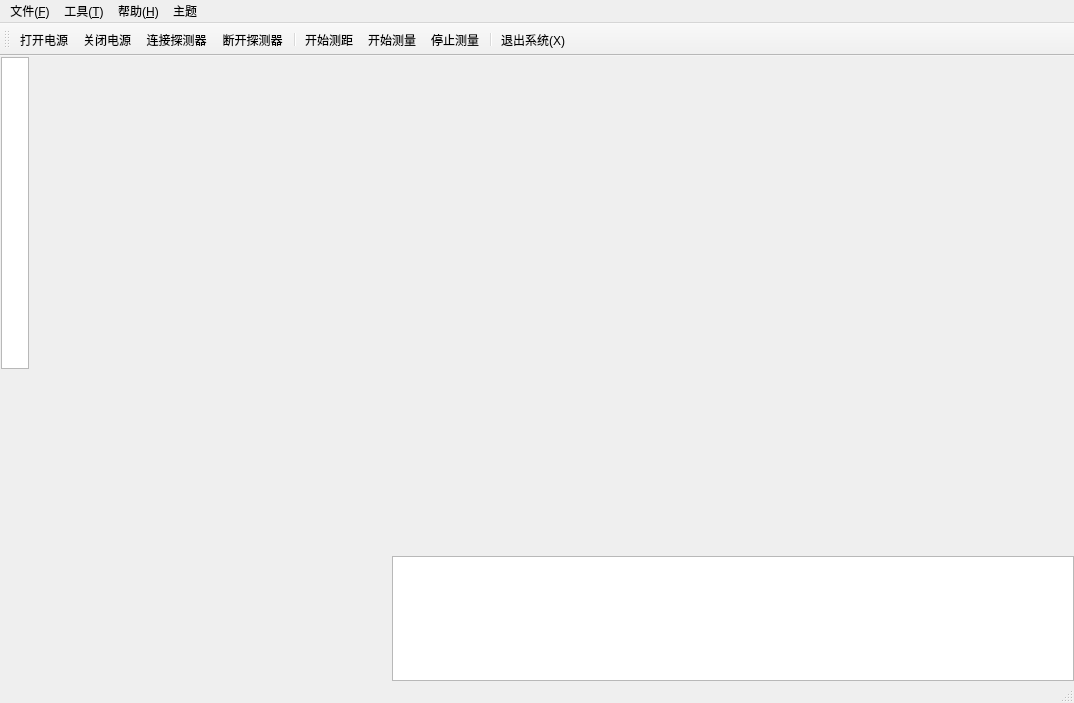
Above: mainwindow.ui from MrXiaomao/HEXRayFSS_QT before the change. Below: the same form after it.
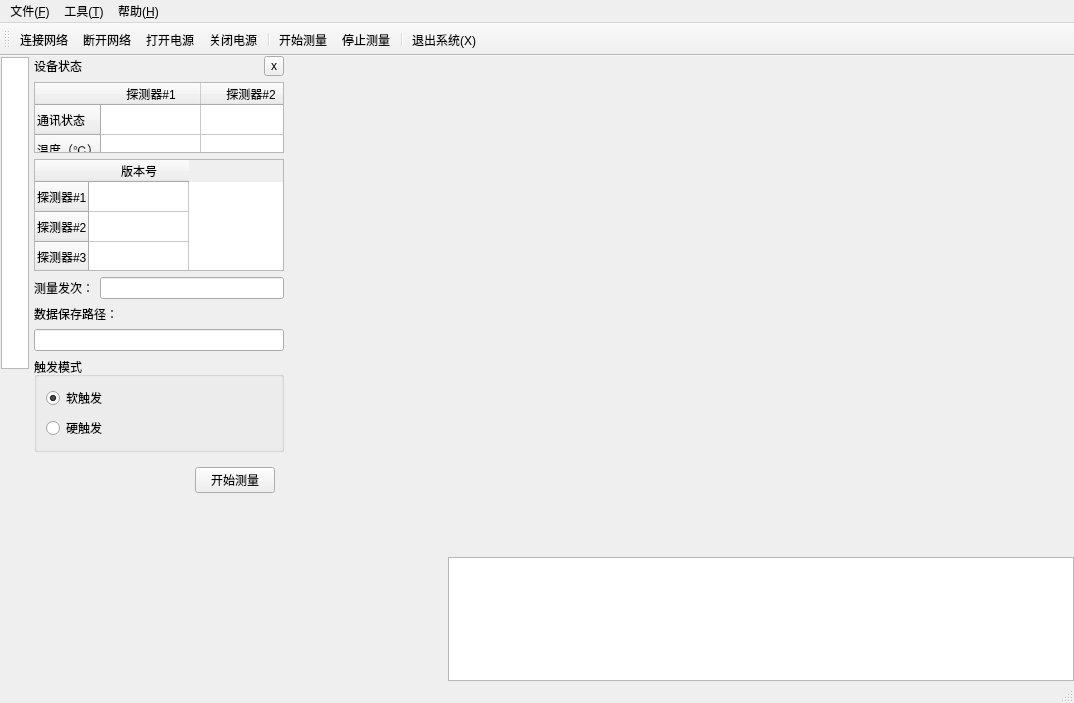
That is the form after the change. The open tabs and pages were chosen to show the change. Icons and pictures are not drawn. Custom widgets are drawn as their Qt base class.

Commit message: 1、完成了继电器状态查询和控制指令 2、下一步将探测器功能独立一个单独类来处理

```diff
--- a/mainwindow.ui
+++ b/mainwindow.ui
@@ -1,7 +1,7 @@
 <?xml version="1.0" encoding="UTF-8"?>
 <ui version="4.0">
- <class>CentralWidget</class>
- <widget class="QMainWindow" name="CentralWidget">
+ <class>MainWindow</class>
+ <widget class="QMainWindow" name="MainWindow">
   <property name="geometry">
    <rect>
     <x>0</x>
@@ -16,7 +16,7 @@
   <widget class="QWidget" name="centralwidget">
    <layout class="QHBoxLayout" name="horizontalLayout_2" stretch="1,100,100,400">
     <property name="spacing">
-     <number>2</number>
+     <number>4</number>
     </property>
     <property name="leftMargin">
      <number>0</number>
@@ -91,6 +91,12 @@
     </item>
     <item>
      <widget class="QStackedWidget" name="stackedWidget">
+      <property name="minimumSize">
+       <size>
+        <width>250</width>
+        <height>0</height>
+       </size>
+      </property>
       <property name="maximumSize">
        <size>
         <width>250</width>
@@ -121,7 +127,7 @@
            </widget>
           </item>
           <item>
-           <widget class="QToolButton" name="toolButtonClose">
+           <widget class="QToolButton" name="toolButton_closeLaserDistanceWidget">
             <property name="sizePolicy">
              <sizepolicy hsizetype="Fixed" vsizetype="Fixed">
               <horstretch>0</horstretch>
@@ -265,26 +271,350 @@
            </spacer>
           </item>
           <item>
-           <widget class="QPushButton" name="pushButton_3">
+           <widget class="QPushButton" name="pushButton_startMeasureDistance">
             <property name="text">
-             <string>开始测量</string>
+             <string>开始测距</string>
+            </property>
+            <property name="icon">
+             <iconset resource="../3rdParty/resource/resource.qrc">
+              <normaloff>:/ruler.png</normaloff>:/ruler.png</iconset>
             </property>
            </widget>
           </item>
          </layout>
         </item>
         <item>
-         <widget class="QTableWidget" name="tableWidget">
+         <widget class="QTableWidget" name="tableWidget_laser">
           <column>
            <property name="text">
             <string>距离</string>
            </property>
           </column>
+          <column>
+           <property name="text">
+            <string>信号质量</string>
+           </property>
+          </column>
          </widget>
         </item>
        </layout>
       </widget>
-      <widget class="QWidget" name="detectorStatusWidget"/>
+      <widget class="QWidget" name="detectorStatusWidget">
+       <layout class="QVBoxLayout" name="verticalLayout_5">
+        <property name="leftMargin">
+         <number>0</number>
+        </property>
+        <property name="topMargin">
+         <number>0</number>
+        </property>
+        <property name="rightMargin">
+         <number>0</number>
+        </property>
+        <property name="bottomMargin">
+         <number>0</number>
+        </property>
+        <item>
+         <layout class="QHBoxLayout" name="horizontalLayout_6">
+          <item>
+           <widget class="QLabel" name="label_4">
+            <property name="text">
+             <string>设备状态</string>
+            </property>
+           </widget>
+          </item>
+          <item>
+           <widget class="QToolButton" name="toolButton_closeDetectorStatusWidget">
+            <property name="sizePolicy">
+             <sizepolicy hsizetype="Fixed" vsizetype="Fixed">
+              <horstretch>0</horstretch>
+              <verstretch>0</verstretch>
+             </sizepolicy>
+            </property>
+            <property name="maximumSize">
+             <size>
+              <width>20</width>
+              <height>20</height>
+             </size>
+            </property>
+            <property name="text">
+             <string notr="true">x</string>
+            </property>
+           </widget>
+          </item>
+         </layout>
+        </item>
+        <item>
+         <widget class="QTableWidget" name="tableWidget_detector">
+          <property name="maximumSize">
+           <size>
+            <width>16777215</width>
+            <height>150</height>
+           </size>
+          </property>
+          <property name="verticalScrollBarPolicy">
+           <enum>Qt::ScrollBarAlwaysOff</enum>
+          </property>
+          <property name="horizontalScrollBarPolicy">
+           <enum>Qt::ScrollBarAlwaysOff</enum>
+          </property>
+          <row>
+           <property name="text">
+            <string>通讯状态</string>
+           </property>
+          </row>
+          <row>
+           <property name="text">
+            <string>温度（℃）</string>
+           </property>
+          </row>
+          <column>
+           <property name="text">
+            <string>探测器#1</string>
+           </property>
+          </column>
+          <column>
+           <property name="text">
+            <string>探测器#2</string>
+           </property>
+          </column>
+          <column>
+           <property name="text">
+            <string>探测器#3</string>
+           </property>
+          </column>
+          <item row="0" column="0">
+           <property name="text">
+            <string/>
+           </property>
+           <property name="textAlignment">
+            <set>AlignCenter</set>
+           </property>
+           <property name="flags">
+            <set>ItemIsSelectable|ItemIsDragEnabled|ItemIsDropEnabled|ItemIsUserCheckable|ItemIsEnabled</set>
+           </property>
+          </item>
+          <item row="0" column="1">
+           <property name="text">
+            <string/>
+           </property>
+           <property name="textAlignment">
+            <set>AlignCenter</set>
+           </property>
+           <property name="flags">
+            <set>ItemIsSelectable|ItemIsDragEnabled|ItemIsDropEnabled|ItemIsUserCheckable|ItemIsEnabled</set>
+           </property>
+          </item>
+          <item row="0" column="2">
+           <property name="text">
+            <string/>
+           </property>
+           <property name="textAlignment">
+            <set>AlignCenter</set>
+           </property>
+           <property name="flags">
+            <set>ItemIsSelectable|ItemIsDragEnabled|ItemIsDropEnabled|ItemIsUserCheckable|ItemIsEnabled</set>
+           </property>
+          </item>
+          <item row="1" column="0">
+           <property name="text">
+            <string/>
+           </property>
+           <property name="textAlignment">
+            <set>AlignCenter</set>
+           </property>
+           <property name="flags">
+            <set>ItemIsSelectable|ItemIsDragEnabled|ItemIsDropEnabled|ItemIsUserCheckable|ItemIsEnabled</set>
+           </property>
+          </item>
+          <item row="1" column="1">
+           <property name="text">
+            <string/>
+           </property>
+           <property name="textAlignment">
+            <set>AlignCenter</set>
+           </property>
+           <property name="flags">
+            <set>ItemIsSelectable|ItemIsDragEnabled|ItemIsDropEnabled|ItemIsUserCheckable|ItemIsEnabled</set>
+           </property>
+          </item>
+          <item row="1" column="2">
+           <property name="text">
+            <string/>
+           </property>
+           <property name="textAlignment">
+            <set>AlignCenter</set>
+           </property>
+           <property name="flags">
+            <set>ItemIsSelectable|ItemIsDragEnabled|ItemIsDropEnabled|ItemIsUserCheckable|ItemIsEnabled</set>
+           </property>
+          </item>
+         </widget>
+        </item>
+        <item>
+         <widget class="QTableWidget" name="tableWidget_detectorVersion">
+          <property name="verticalScrollBarPolicy">
+           <enum>Qt::ScrollBarAlwaysOff</enum>
+          </property>
+          <property name="horizontalScrollBarPolicy">
+           <enum>Qt::ScrollBarAlwaysOff</enum>
+          </property>
+          <property name="sizeAdjustPolicy">
+           <enum>QAbstractScrollArea::AdjustIgnored</enum>
+          </property>
+          <row>
+           <property name="text">
+            <string>探测器#1</string>
+           </property>
+          </row>
+          <row>
+           <property name="text">
+            <string>探测器#2</string>
+           </property>
+          </row>
+          <row>
+           <property name="text">
+            <string>探测器#3</string>
+           </property>
+          </row>
+          <column>
+           <property name="text">
+            <string>版本号</string>
+           </property>
+          </column>
+          <item row="0" column="0">
+           <property name="text">
+            <string/>
+           </property>
+           <property name="textAlignment">
+            <set>AlignCenter</set>
+           </property>
+           <property name="flags">
+            <set>ItemIsSelectable|ItemIsDragEnabled|ItemIsDropEnabled|ItemIsUserCheckable|ItemIsEnabled</set>
+           </property>
+          </item>
+          <item row="1" column="0">
+           <property name="text">
+            <string/>
+           </property>
+           <property name="textAlignment">
+            <set>AlignCenter</set>
+           </property>
+           <property name="flags">
+            <set>ItemIsSelectable|ItemIsDragEnabled|ItemIsDropEnabled|ItemIsUserCheckable|ItemIsEnabled</set>
+           </property>
+          </item>
+          <item row="2" column="0">
+           <property name="text">
+            <string/>
+           </property>
+           <property name="textAlignment">
+            <set>AlignCenter</set>
+           </property>
+           <property name="flags">
+            <set>ItemIsSelectable|ItemIsDragEnabled|ItemIsDropEnabled|ItemIsUserCheckable|ItemIsEnabled</set>
+           </property>
+          </item>
+         </widget>
+        </item>
+        <item>
+         <layout class="QHBoxLayout" name="horizontalLayout_7">
+          <item>
+           <widget class="QLabel" name="label_5">
+            <property name="text">
+             <string>测量发次：</string>
+            </property>
+           </widget>
+          </item>
+          <item>
+           <widget class="QLineEdit" name="lineEdit_ShotNum"/>
+          </item>
+         </layout>
+        </item>
+        <item>
+         <layout class="QVBoxLayout" name="verticalLayout_4">
+          <item>
+           <widget class="QLabel" name="label_6">
+            <property name="text">
+             <string>数据保存路径：</string>
+            </property>
+           </widget>
+          </item>
+          <item>
+           <widget class="QLineEdit" name="lineEdit_filePath"/>
+          </item>
+         </layout>
+        </item>
+        <item>
+         <widget class="QGroupBox" name="groupBox">
+          <property name="title">
+           <string>触发模式</string>
+          </property>
+          <layout class="QVBoxLayout" name="verticalLayout_3">
+           <item>
+            <widget class="QRadioButton" name="radioButton_soft">
+             <property name="text">
+              <string>软触发</string>
+             </property>
+             <property name="checked">
+              <bool>true</bool>
+             </property>
+            </widget>
+           </item>
+           <item>
+            <widget class="QRadioButton" name="radioButton_hard">
+             <property name="text">
+              <string>硬触发</string>
+             </property>
+            </widget>
+           </item>
+          </layout>
+         </widget>
+        </item>
+        <item>
+         <widget class="QWidget" name="widget" native="true">
+          <layout class="QHBoxLayout" name="horizontalLayout_8">
+           <item>
+            <spacer name="horizontalSpacer_4">
+             <property name="orientation">
+              <enum>Qt::Horizontal</enum>
+             </property>
+             <property name="sizeHint" stdset="0">
+              <size>
+               <width>148</width>
+               <height>20</height>
+              </size>
+             </property>
+            </spacer>
+           </item>
+           <item>
+            <widget class="QPushButton" name="pushButton_startMeasure">
+             <property name="text">
+              <string>开始测量</string>
+             </property>
+             <property name="icon">
+              <iconset resource="../3rdParty/resource/resource.qrc">
+               <normaloff>:/work-on.png</normaloff>:/work-on.png</iconset>
+             </property>
+            </widget>
+           </item>
+          </layout>
+         </widget>
+        </item>
+        <item>
+         <spacer name="verticalSpacer_2">
+          <property name="orientation">
+           <enum>Qt::Vertical</enum>
+          </property>
+          <property name="sizeHint" stdset="0">
+           <size>
+            <width>20</width>
+            <height>258</height>
+           </size>
+          </property>
+         </spacer>
+        </item>
+       </layout>
+      </widget>
      </widget>
     </item>
     <item>
@@ -349,19 +679,9 @@
     <addaction name="action_netCfg"/>
     <addaction name="action_cfgParam"/>
    </widget>
-   <widget class="QMenu" name="menu_2">
-    <property name="title">
-     <string>主题</string>
-    </property>
-    <addaction name="action_lightTheme"/>
-    <addaction name="action_darkTheme"/>
-    <addaction name="separator"/>
-    <addaction name="action_themeColor"/>
-   </widget>
    <addaction name="menu_F"/>
    <addaction name="menu"/>
    <addaction name="menu_H"/>
-   <addaction name="menu_2"/>
   </widget>
   <widget class="QStatusBar" name="statusbar"/>
   <widget class="QToolBar" name="toolBar">
@@ -377,12 +697,11 @@
    <attribute name="toolBarBreak">
     <bool>false</bool>
    </attribute>
+   <addaction name="action_connect"/>
+   <addaction name="action_disconnect"/>
    <addaction name="action_powerOn"/>
    <addaction name="action_powerOff"/>
-   <addaction name="action_connect"/>
-   <addaction name="action_disConnect"/>
    <addaction name="separator"/>
-   <addaction name="action_measureDistance"/>
    <addaction name="action_startMeasure"/>
    <addaction name="action_stopMeasure"/>
    <addaction name="separator"/>
@@ -390,8 +709,8 @@
   </widget>
   <action name="action_open">
    <property name="icon">
-    <iconset>
-     <normaloff>:/resource/dakaiwenjian.png</normaloff>:/resource/dakaiwenjian.png</iconset>
+    <iconset resource="../3rdParty/resource/resource.qrc">
+     <normaloff>:/dakaiwenjian.png</normaloff>:/dakaiwenjian.png</iconset>
    </property>
    <property name="text">
     <string>打开历史文件(&amp;O)...</string>
@@ -402,8 +721,8 @@
   </action>
   <action name="action_exit">
    <property name="icon">
-    <iconset>
-     <normaloff>:/resource/exit.png</normaloff>:/resource/exit.png</iconset>
+    <iconset resource="../3rdParty/resource/resource.qrc">
+     <normaloff>:/exit.png</normaloff>:/exit.png</iconset>
    </property>
    <property name="text">
     <string>退出系统(&amp;X)</string>
@@ -414,8 +733,8 @@
   </action>
   <action name="action_netCfg">
    <property name="icon">
-    <iconset>
-     <normaloff>:/resource/remote.png</normaloff>:/resource/remote.png</iconset>
+    <iconset resource="../3rdParty/resource/resource.qrc">
+     <normaloff>:/remote.png</normaloff>:/remote.png</iconset>
    </property>
    <property name="text">
     <string>网络设置(&amp;N)</string>
@@ -426,8 +745,8 @@
   </action>
   <action name="action_cfgParam">
    <property name="icon">
-    <iconset>
-     <normaloff>:/resource/shebeiguanli.png</normaloff>:/resource/shebeiguanli.png</iconset>
+    <iconset resource="../3rdParty/resource/resource.qrc">
+     <normaloff>:/canshushezhi-05.png</normaloff>:/canshushezhi-05.png</iconset>
    </property>
    <property name="text">
     <string>参数设置(&amp;P)</string>
@@ -438,8 +757,8 @@
   </action>
   <action name="action_about">
    <property name="icon">
-    <iconset>
-     <normaloff>:/resource/about.png</normaloff>:/resource/about.png</iconset>
+    <iconset resource="../3rdParty/resource/resource.qrc">
+     <normaloff>:/about.png</normaloff>:/about.png</iconset>
    </property>
    <property name="text">
     <string>关于(&amp;A)</string>
@@ -450,23 +769,23 @@
   </action>
   <action name="action_connect">
    <property name="icon">
-    <iconset>
-     <normaloff>:/resource/conect-on.png</normaloff>:/resource/conect-on.png</iconset>
+    <iconset resource="../3rdParty/resource/resource.qrc">
+     <normaloff>:/lianjie-on.png</normaloff>:/lianjie-on.png</iconset>
    </property>
    <property name="text">
-    <string>连接探测器</string>
+    <string>连接网络</string>
    </property>
    <property name="menuRole">
     <enum>QAction::NoRole</enum>
    </property>
   </action>
-  <action name="action_disConnect">
+  <action name="action_disconnect">
    <property name="icon">
-    <iconset>
-     <normaloff>:/resource/conect-fault.png</normaloff>:/resource/conect-fault.png</iconset>
+    <iconset resource="../3rdParty/resource/resource.qrc">
+     <normaloff>:/lianjie-fault.png</normaloff>:/lianjie-fault.png</iconset>
    </property>
    <property name="text">
-    <string>断开探测器</string>
+    <string>断开网络</string>
    </property>
    <property name="menuRole">
     <enum>QAction::NoRole</enum>
@@ -474,8 +793,8 @@
   </action>
   <action name="action_startMeasure">
    <property name="icon">
-    <iconset>
-     <normaloff>:/resource/work-on.png</normaloff>:/resource/work-on.png</iconset>
+    <iconset resource="../3rdParty/resource/resource.qrc">
+     <normaloff>:/work-on.png</normaloff>:/work-on.png</iconset>
    </property>
    <property name="text">
     <string>开始测量</string>
@@ -486,8 +805,8 @@
   </action>
   <action name="action_stopMeasure">
    <property name="icon">
-    <iconset>
-     <normaloff>:/resource/work-off.png</normaloff>:/resource/work-off.png</iconset>
+    <iconset resource="../3rdParty/resource/resource.qrc">
+     <normaloff>:/work-off.png</normaloff>:/work-off.png</iconset>
    </property>
    <property name="text">
     <string>停止测量</string>
@@ -498,8 +817,8 @@
   </action>
   <action name="action_powerOn">
    <property name="icon">
-    <iconset>
-     <normaloff>:/resource/power-on.png</normaloff>:/resource/power-on.png</iconset>
+    <iconset resource="../3rdParty/resource/resource.qrc">
+     <normaloff>:/power-on.png</normaloff>:/power-on.png</iconset>
    </property>
    <property name="text">
     <string>打开电源</string>
@@ -510,8 +829,8 @@
   </action>
   <action name="action_powerOff">
    <property name="icon">
-    <iconset>
-     <normaloff>:/resource/power-fault.png</normaloff>:/resource/power-fault.png</iconset>
+    <iconset resource="../3rdParty/resource/resource.qrc">
+     <normaloff>:/power-fault.png</normaloff>:/power-fault.png</iconset>
    </property>
    <property name="text">
     <string>关闭电源</string>
@@ -520,33 +839,6 @@
     <enum>QAction::NoRole</enum>
    </property>
   </action>
-  <action name="action_measureDistance">
-   <property name="icon">
-    <iconset>
-     <normaloff>:/resource/ruler.png</normaloff>:/resource/ruler.png</iconset>
-   </property>
-   <property name="text">
-    <string>开始测距</string>
-   </property>
-   <property name="menuRole">
-    <enum>QAction::NoRole</enum>
-   </property>
-  </action>
-  <action name="action_lightTheme">
-   <property name="text">
-    <string>明亮</string>
-   </property>
-  </action>
-  <action name="action_darkTheme">
-   <property name="text">
-    <string>暗黑</string>
-   </property>
-  </action>
-  <action name="action_themeColor">
-   <property name="text">
-    <string>主题颜色</string>
-   </property>
-  </action>
  </widget>
  <customwidgets>
   <customwidget>
```
Left out of the diff: 5 changed lines with no effect on the pictures. The commit also changes 8 other files.
